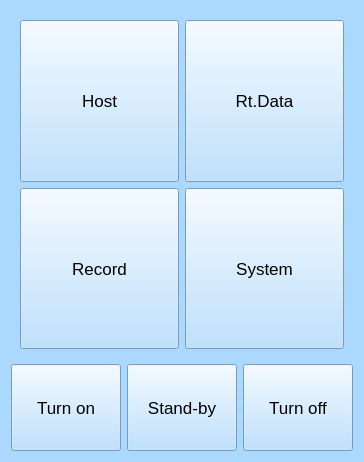
Before: the Qt Designer form UI_Menu/Menu.ui in megarevolpr/Win, drawn with Qt 5.
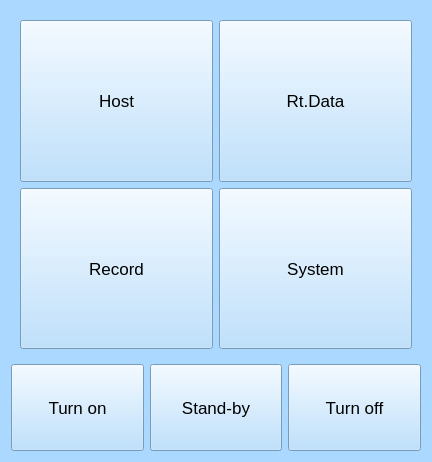
After: the same form once the commit is applied. Icons and pictures are not drawn.

```diff
--- a/UI_Menu/Menu.ui
+++ b/UI_Menu/Menu.ui
@@ -6,7 +6,7 @@
    <rect>
     <x>0</x>
     <y>0</y>
-    <width>364</width>
+    <width>432</width>
     <height>462</height>
    </rect>
   </property>
```
